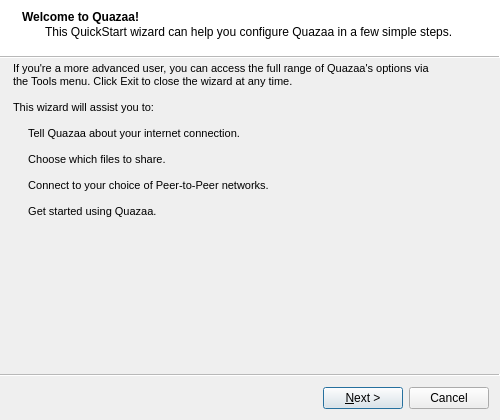
Above: Quazaa/UI/wizardquickstart.ui from c3c/quazaa before the change. Below: the same form after it.
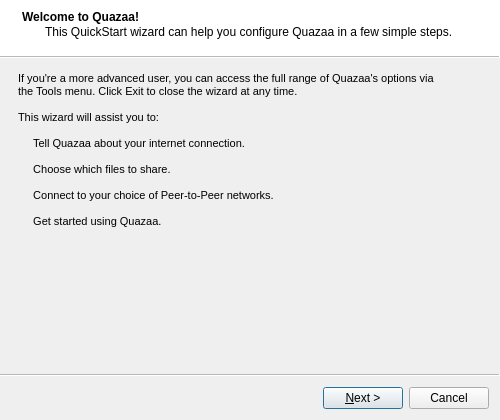
That is the form after the change. Icons and pictures are not drawn.

Commit message: [GUI] A little polishing of the first two pages of our Quick Start Wizard. Added padding/spacing, regrouped some elements and added a button to fill the port field with a random value.

The edit to the form file:
```diff
--- a/Quazaa/UI/wizardquickstart.ui
+++ b/Quazaa/UI/wizardquickstart.ui
@@ -47,10 +47,19 @@
    </attribute>
    <layout class="QHBoxLayout" name="horizontalLayout">
     <property name="spacing">
-     <number>0</number>
+     <number>5</number>
     </property>
-    <property name="margin">
-     <number>0</number>
+    <property name="leftMargin">
+     <number>5</number>
+    </property>
+    <property name="topMargin">
+     <number>10</number>
+    </property>
+    <property name="rightMargin">
+     <number>5</number>
+    </property>
+    <property name="bottomMargin">
+     <number>5</number>
     </property>
     <item>
      <widget class="QLabel" name="labelWelcome">
```
Left out of the diff: 170 changed lines with no effect on the pictures. Lines whose indentation alone changed are shown as unchanged.
